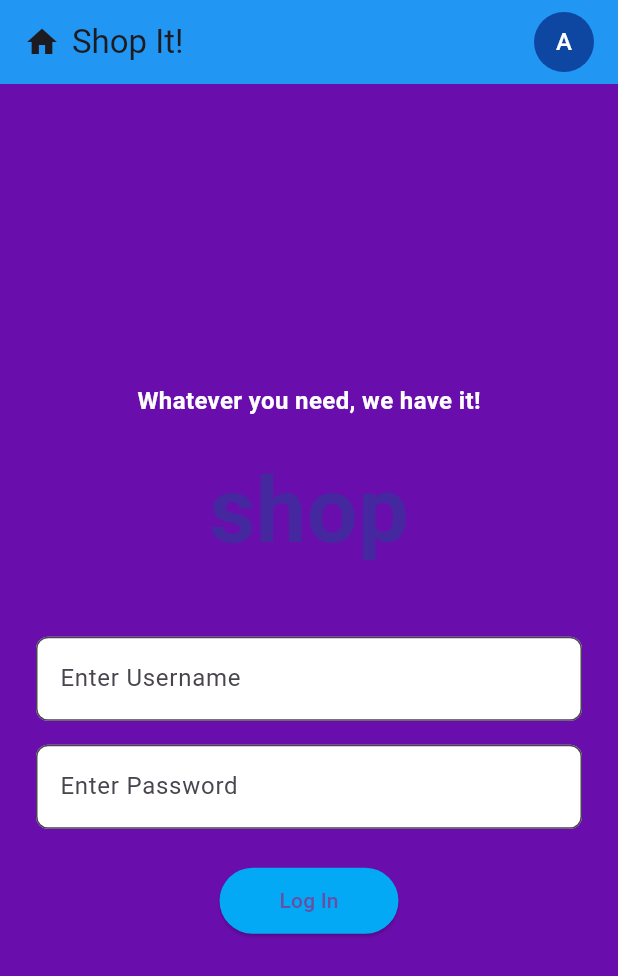
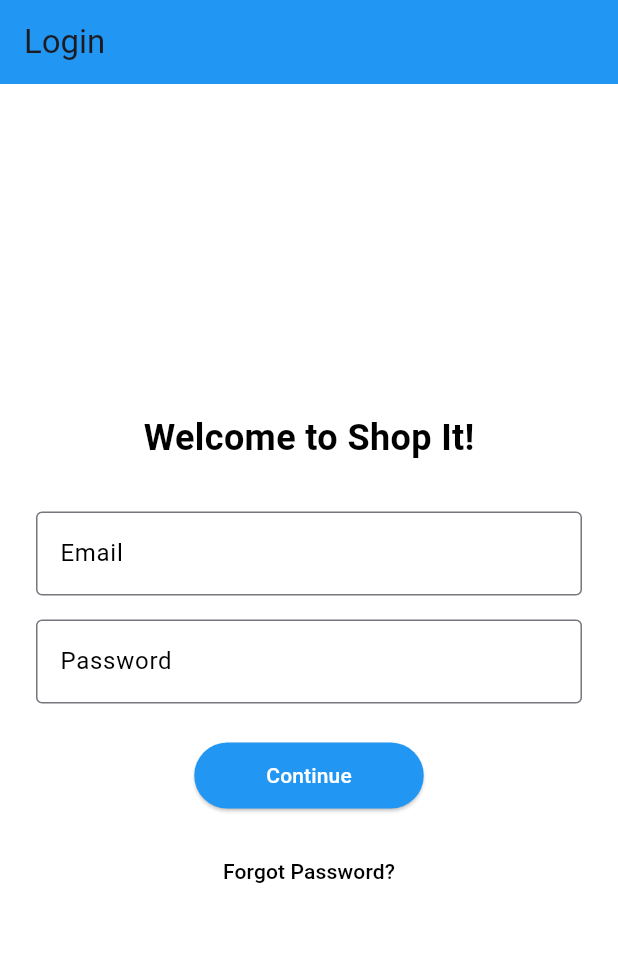
Before and after one commit to aguelo-lc/productapp_aguelo2025, a Flutter app: the screen it shows after launch, on a phone screen of 412 x 824 dp. Shown: the top 976 px of the screen. Run offline on Flutter 3.47's test engine with Material 3 defaults, Android fonts, the phone set to English and light mode, and no system bars.

Commit message:
added theme switching

```diff
--- a/lib/login_screen.dart
+++ b/lib/login_screen.dart
@@ -1,90 +1,79 @@
 import 'package:flutter/material.dart';
+import 'package:provider/provider.dart';
+import 'models/language_model.dart';
+import 'models/theme_model.dart';
 
 class LoginScreen extends StatelessWidget {
-  final TextEditingController _usernameController = TextEditingController();
-  final TextEditingController _passwordController = TextEditingController();
+  const LoginScreen({super.key});
 
   @override
   Widget build(BuildContext context) {
+    final lang = Provider.of<LanguageModel>(context);
+    final theme = Provider.of<ThemeModel>(context);
+
     return Scaffold(
-      backgroundColor: Color(0xFF6A0DAD),
+      backgroundColor: theme.scaffoldColor,
       appBar: AppBar(
-        backgroundColor: Colors.blue,
-        title: Row(
+        title: Text(lang.isFilipino() ? 'Mag-login' : 'Login'),
+        backgroundColor: theme.appBarColor,
+      ),
+      body: Padding(
+        padding: const EdgeInsets.all(24.0),
+        child: Column(
+          mainAxisAlignment: MainAxisAlignment.center,
           children: [
-            Icon(Icons.home),
-            SizedBox(width: 8),
-            Text("Shop It!"),
-            Spacer(),
-            CircleAvatar(
-              backgroundColor: Colors.blue[900],
-              child: Text("A", style: TextStyle(color: Colors.white)),
-            )
-          ],
+            Text(
+              lang.isFilipino()
+                  ? 'Maligayang Pagdating sa Shop It!'
+                  : 'Welcome to Shop It!',
+              style: TextStyle(
+                fontSize: 24,
+                fontWeight: FontWeight.bold,
+                color: theme.textColor,
               ),
             ),
-      body: Padding(
-        padding: const EdgeInsets.symmetric(horizontal: 24.0),
-        child: Center(
-          child: SingleChildScrollView(
-            child: Column(
-              children: [
-                Text(
-                  "Whatever you need, we have it!",
-                  style: TextStyle(
-                    fontSize: 16,
-                    fontWeight: FontWeight.bold,
-                    color: Colors.white,
-                  ),
-                ),
-                SizedBox(height: 20),
-                Text(
-                  "shop",
-                  style: TextStyle(
-                    fontSize: 60,
-                    fontWeight: FontWeight.bold,
-                    color: Colors.deepPurple[800],
-                  ),
-                ),
-                SizedBox(height: 40),
+            SizedBox(height: 32),
             TextField(
-                  controller: _usernameController,
               decoration: InputDecoration(
-                    hintText: 'Enter Username',
-                    filled: true,
-                    fillColor: Colors.white,
-                    border: OutlineInputBorder(
-                      borderRadius: BorderRadius.circular(8.0),
-                    ),
+                labelText: lang.isFilipino() ? 'Email' : 'Email',
+                labelStyle: TextStyle(color: theme.textColor),
+                border: OutlineInputBorder(),
               ),
             ),
             SizedBox(height: 16),
             TextField(
-                  controller: _passwordController,
               obscureText: true,
               decoration: InputDecoration(
-                    hintText: 'Enter Password',
-                    filled: true,
-                    fillColor: Colors.white,
-                    border: OutlineInputBorder(
-                      borderRadius: BorderRadius.circular(8.0),
-                    ),
+                labelText: lang.isFilipino() ? 'Password' : 'Password',
+                labelStyle: TextStyle(color: theme.textColor),
+                border: OutlineInputBorder(),
               ),
             ),
             SizedBox(height: 24),
             ElevatedButton(
               onPressed: () {
-                    Navigator.pushNamed(context, '/home');
+                Navigator.pushReplacementNamed(context, '/home');
               },
               style: ElevatedButton.styleFrom(
-                    backgroundColor: Colors.lightBlue,
-                    padding: EdgeInsets.symmetric(horizontal: 40, vertical: 12),
+                backgroundColor: theme.buttonColor,
+                padding: EdgeInsets.symmetric(horizontal: 48, vertical: 12),
               ),
-                  child: Text("Log In"),
-                )
-              ],
+              child: Text(
+                lang.isFilipino() ? 'Magpatuloy' : 'Continue',
+                style: TextStyle(color: Colors.white),
               ),
             ),
+            SizedBox(height: 16),
+            TextButton(
+              onPressed: () {},
+              child: Text(
+                lang.isFilipino()
+                    ? 'Nakalimutan ang password?'
+                    : 'Forgot Password?',
+                style: TextStyle(color: theme.textColor),
+              ),
+            ),
+          ],
         ),
       ),
     );
--- a/lib/main.dart
+++ b/lib/main.dart
@@ -4,24 +4,46 @@ import 'home_page.dart';
 import 'login_screen.dart';
 import 'models/language_model.dart';
 import 'language_screen.dart';
+import 'models/theme_model.dart';
+import 'theme_screen.dart';
 
 void main() {
   runApp(
-    ChangeNotifierProvider(create: (_) => LanguageModel(), child: MyApp()),
+    MultiProvider(
+      providers: [
+        ChangeNotifierProvider(create: (_) => LanguageModel()),
+        ChangeNotifierProvider(create: (_) => ThemeModel()),
+      ],
+      child: MyApp(),
+    ),
   );
 }
 
 class MyApp extends StatelessWidget {
   @override
   Widget build(BuildContext context) {
+    final theme = Provider.of<ThemeModel>(context);
+
     return MaterialApp(
       title: 'Shop It!',
       debugShowCheckedModeBanner: false,
+      theme: ThemeData(
+        scaffoldBackgroundColor: theme.scaffoldColor,
+        appBarTheme: AppBarTheme(backgroundColor: theme.appBarColor),
+        textTheme: Theme.of(context).textTheme.apply(
+          bodyColor: theme.textColor,
+          displayColor: theme.textColor,
+        ),
+        elevatedButtonTheme: ElevatedButtonThemeData(
+          style: ElevatedButton.styleFrom(backgroundColor: theme.buttonColor),
+        ),
+      ),
       initialRoute: '/',
       routes: {
         '/': (context) => LoginScreen(),
         '/home': (context) => HomePage(),
         '/language': (context) => LanguageScreen(),
+        '/theme': (context) => ThemeScreen(),
       },
     );
   }
--- /dev/null
+++ b/lib/models/theme_model.dart
@@ -0,0 +1,43 @@
+import 'package:flutter/material.dart';
+
+class ThemeModel extends ChangeNotifier {
+  String _currentTheme = "default";
+
+  Color _scaffoldBgColor = Colors.white;
+  Color _appBarColor = Colors.blue;
+  Color _drawerHeaderColor = Colors.blue;
+  Color _buttonColor = Colors.blue;
+  Color _textColor = Colors.black;
+  Color _ratingColor = Colors.amber; // Default star color
+
+  void applyPurpleTheme() {
+    _currentTheme = "purple";
+    _scaffoldBgColor = Colors.white;
+    _appBarColor = Colors.deepPurple;
+    _drawerHeaderColor = Colors.deepPurple.shade700;
+    _buttonColor = const Color.fromARGB(255, 249, 110, 30);
+    _textColor = Colors.deepPurple;
+    _ratingColor = Color.fromRGBO(255, 0, 153, 1); // Purple star
+
+    notifyListeners();
+  }
+
+  void resetTheme() {
+    _currentTheme = "default";
+    _scaffoldBgColor = Colors.white;
+    _appBarColor = Colors.blue;
+    _drawerHeaderColor = Colors.blue;
+    _buttonColor = Colors.blue;
+    _textColor = Colors.black;
+    _ratingColor = Colors.amber;
+    notifyListeners();
+  }
+
+  String get currentTheme => _currentTheme;
+  Color get scaffoldColor => _scaffoldBgColor;
+  Color get appBarColor => _appBarColor;
+  Color get drawerHeaderColor => _drawerHeaderColor;
+  Color get buttonColor => _buttonColor;
+  Color get textColor => _textColor;
+  Color get starColor => _ratingColor;
+}
```
Also changed, not shown: lib/home_page.dart (+48 -35 lines), lib/product_detail_page.dart (+108 -40 lines), lib/theme_screen.dart (added, +43 -0 lines), lib/widgets/recommended_item.dart (+7 -2 lines). Lines whose indentation alone changed are shown as unchanged.
